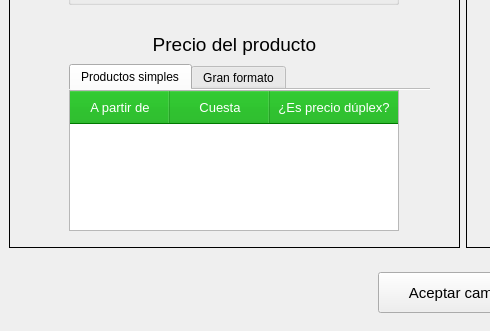
Above: src/AdministrarProductos/Ui_EditarProducto.ui from ivanperez-7/printpos before the change; both pictures show x 0 to 490 and y 402 to 733 of the 926 by 733 pixel window. Below: the same form after it.
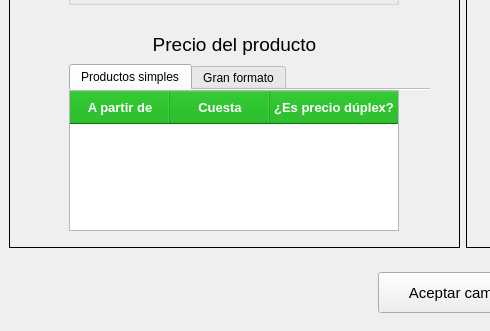
That is the form after the change. Icons and pictures are not drawn.

The edit to the form file:
```diff
--- a/src/AdministrarProductos/Ui_EditarProducto.ui
+++ b/src/AdministrarProductos/Ui_EditarProducto.ui
@@ -359,13 +359,12 @@
             </property>
             <property name="font">
              <font>
-              <family>Arial</family>
               <pointsize>10</pointsize>
              </font>
             </property>
             <property name="styleSheet">
              <string notr="true">QHeaderView::section {
-	font: bold 10pt &quot;Arial&quot;;
+	font: bold 10pt;
 	color: rgb(255, 255, 255);
 	background-color: rgb(0, 170, 0);
 
```
Left out of the diff: 13 changed lines with no effect on the pictures.
